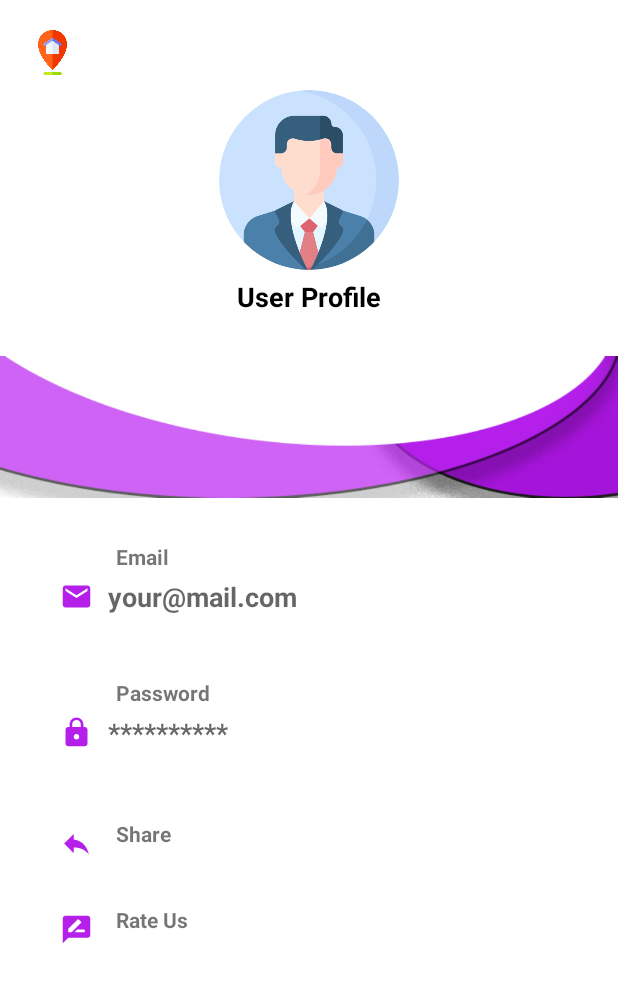
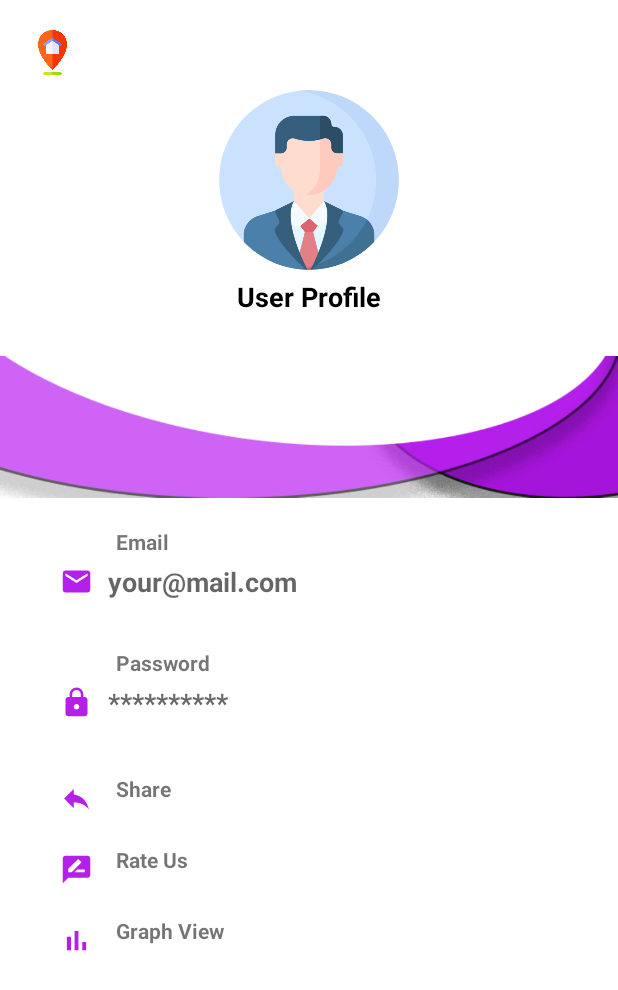
Before and after one commit to Nitheshnithu121/EventMang, an Android app: the UserProfile screen opened directly, with no data from a screen before it, on a phone screen of 412 x 824 dp. Shown: the top 990 px of the screen. Run offline under Robolectric (Android 15) with nearby library versions, the phone set to English and light mode, and no system bars; our stand-ins replace CircleImageView.

Commit message:
Graph View

```diff
--- a/app/build.gradle
+++ b/app/build.gradle
@@ -55,5 +55,10 @@ dependencies {
     //round profile image
     implementation 'de.hdodenhof:circleimageview:3.1.0'
 
+    //Graph bar
+    implementation 'com.github.PhilJay:MPAndroidChart:v3.1.0'
+
+
+
 
 }
--- a/app/src/main/AndroidManifest.xml
+++ b/app/src/main/AndroidManifest.xml
@@ -11,7 +11,11 @@
         android:roundIcon="@mipmap/ic_launcher_round"
         android:supportsRtl="true"
         android:theme="@style/AppTheme">
-        <activity android:name=".EventsBoard"></activity>
+        <activity android:name=".RadarChart"></activity>
+        <activity android:name=".PieChart" />
+        <activity android:name=".BarChart" />
+        <activity android:name=".Graph" />
+        <activity android:name=".EventsBoard" />
         <activity android:name=".Payment" />
         <activity android:name=".UserProfile" />
         <activity android:name=".RegisterEvent" />
--- a/app/src/main/java/com/example/eventmang/HomeDashboard.java
+++ b/app/src/main/java/com/example/eventmang/HomeDashboard.java
@@ -14,7 +14,7 @@ import android.widget.Toast;
 public class HomeDashboard extends AppCompatActivity {
 
     LinearLayout cs;
-    ImageView profile,do_payment;
+    ImageView do_payment;
 
 
     @Override
--- a/app/src/main/java/com/example/eventmang/ImageAdapter.java
+++ b/app/src/main/java/com/example/eventmang/ImageAdapter.java
@@ -22,8 +22,7 @@ public class ImageAdapter extends PagerAdapter {
     }
 
     private int[] imageSlide=new int[]{
-            R.drawable.dashboardimg1,R.drawable.dashboardimg3,R.drawable.dashboardimg4,R.drawable.ec2,R.drawable.ec3,R.drawable.ec4,
-            R.drawable.eco1,R.drawable.eco4,R.drawable.mech1
+            R.drawable.dashboardimg1,R.drawable.dashboardimg3,R.drawable.dashboardimg4,R.drawable.ec2,R.drawable.ec3,R.drawable.ec4,R.drawable.eco1,R.drawable.eco4
     };
 
     @Override
--- a/app/src/main/java/com/example/eventmang/UserProfile.java
+++ b/app/src/main/java/com/example/eventmang/UserProfile.java
@@ -16,7 +16,7 @@ public class UserProfile extends AppCompatActivity {
     TextView share,rate_us;
     String email,passwd;
     EditText name,password;
-    TextView profile_email;
+    TextView profile_email,graph;
 
 
 
@@ -26,6 +26,18 @@ public class UserProfile extends AppCompatActivity {
         super.onCreate(savedInstanceState);
         getWindow().setFlags(WindowManager.LayoutParams.FLAG_FULLSCREEN, WindowManager.LayoutParams.FLAG_FULLSCREEN);
         setContentView(R.layout.activity_user_profile);
+
+        //Graph view
+
+        graph=findViewById(R.id.profile_graph);
+
+        graph.setOnClickListener(new View.OnClickListener() {
+            @Override
+            public void onClick(View v) {
+                Intent intent=new Intent(UserProfile.this,Graph.class);
+                startActivity(intent);
+            }
+        });
 
 
         //profile details
@@ -47,6 +59,7 @@ public class UserProfile extends AppCompatActivity {
             public void onClick(View v) {
                 Intent intent=new Intent(UserProfile.this,HomeDashboard.class);
                 startActivity(intent);
+                finish();
             }
         });
 
--- /dev/null
+++ b/app/src/main/res/drawable/ic_bar_chart.xml
@@ -0,0 +1,10 @@
+<vector xmlns:android="http://schemas.android.com/apk/res/android"
+    android:width="24dp"
+    android:height="24dp"
+    android:viewportWidth="24"
+    android:viewportHeight="24"
+    android:tint="?attr/colorControlNormal">
+  <path
+      android:fillColor="@android:color/white"
+      android:pathData="M5,9.2h3L8,19L5,19zM10.6,5h2.8v14h-2.8zM16.2,13L19,13v6h-2.8z"/>
+</vector>
--- a/app/src/main/res/layout/activity_events_board.xml
+++ b/app/src/main/res/layout/activity_events_board.xml
@@ -8,8 +8,8 @@
 
     <androidx.cardview.widget.CardView
         android:id="@+id/profile_image"
-        android:layout_width="70dp"
-        android:layout_height="70dp"
+        android:layout_width="60dp"
+        android:layout_height="60dp"
         android:layout_marginTop="20dp"
         android:layout_marginEnd="20dp"
         app:cardCornerRadius="20dp"
--- a/app/src/main/res/layout/activity_user_profile.xml
+++ b/app/src/main/res/layout/activity_user_profile.xml
@@ -56,7 +56,7 @@
         android:layout_height="wrap_content"
         android:orientation="horizontal"
         android:layout_below="@id/profile_divider_image"
-        android:layout_marginTop="30dp">
+        android:layout_marginTop="20dp">
 
         <androidx.constraintlayout.widget.ConstraintLayout
             android:layout_width="match_parent"
@@ -126,7 +126,7 @@
         android:layout_height="wrap_content"
         android:orientation="horizontal"
         android:layout_below="@id/linear_layout_profile1"
-        android:layout_marginTop="30dp">
+        android:layout_marginTop="20dp">
 
         <androidx.constraintlayout.widget.ConstraintLayout
             android:layout_width="match_parent"
@@ -199,7 +199,7 @@
         android:layout_height="wrap_content"
         android:orientation="horizontal"
         android:layout_below="@id/linear_layout_profile2"
-        android:layout_marginTop="30dp">
+        android:layout_marginTop="20dp">
 
         <androidx.constraintlayout.widget.ConstraintLayout
             android:layout_width="match_parent"
@@ -251,7 +251,7 @@
         android:layout_height="wrap_content"
         android:orientation="horizontal"
         android:layout_below="@id/linear_layout_profile4"
-        android:layout_marginTop="30dp">
+        android:layout_marginTop="20dp">
 
 
         <androidx.constraintlayout.widget.ConstraintLayout
@@ -297,6 +297,58 @@
 
     </LinearLayout>
 
+    <LinearLayout
+        android:id="@+id/linear_layout_profile6"
+        android:layout_width="match_parent"
+        android:layout_height="wrap_content"
+        android:orientation="horizontal"
+        android:layout_below="@id/linear_layout_profile5"
+        android:layout_marginTop="20dp">
+
+
+        <androidx.constraintlayout.widget.ConstraintLayout
+            android:layout_width="match_parent"
+            android:layout_height="wrap_content"
+            android:layout_marginStart="30dp"
+            android:layout_marginEnd="30dp">
+
+            <LinearLayout
+                android:id="@+id/layout_profile_graph"
+                android:layout_width="match_parent"
+                android:layout_height="wrap_content"
+                android:layout_marginTop="5dp"
+                android:background="@drawable/background_input"
+                android:gravity="center_vertical"
+                android:orientation="horizontal"
+                app:layout_constraintTop_toTopOf="parent">
+
+                <ImageView
+                    android:layout_width="22dp"
+                    android:layout_height="22dp"
+                    android:layout_marginStart="10dp"
+                    android:src="@drawable/ic_bar_chart"
+                    app:tint="#B41FEA" />
+
+            </LinearLayout>
+
+            <TextView
+                android:id="@+id/profile_graph"
+                android:layout_width="wrap_content"
+                android:layout_height="wrap_content"
+                android:layout_marginStart="41dp"
+                android:background="@color/colorWhite"
+                android:paddingStart="6dp"
+                android:paddingEnd="6dp"
+                android:text="Graph View"
+                android:textAllCaps="false"
+                android:textStyle="bold"
+                app:layout_constraintStart_toStartOf="parent"
+                tools:ignore="MissingConstraints" />
+        </androidx.constraintlayout.widget.ConstraintLayout>
+
+
+    </LinearLayout>
+
 
 
 
```
Also changed, not shown: app/src/main/java/com/example/eventmang/BarChart.java (added, +50 -0 lines), app/src/main/java/com/example/eventmang/Graph.java (added, +42 -0 lines), app/src/main/java/com/example/eventmang/PieChart.java (added, +45 -0 lines), app/src/main/java/com/example/eventmang/RadarChart.java (added, +77 -0 lines), app/src/main/java/com/example/eventmang/RegisterEvent.java (+11 -0 lines), app/src/main/res/layout/activity_bar_chart.xml (added, +16 -0 lines), app/src/main/res/layout/activity_graph.xml (added, +30 -0 lines), app/src/main/res/layout/activity_pie_chart.xml (added, +15 -0 lines), app/src/main/res/layout/activity_radar_chart.xml (added, +16 -0 lines), app/src/main/res/drawable/graphbg.png (added), app/src/main/res/drawable/mech1.jpg (deleted).
